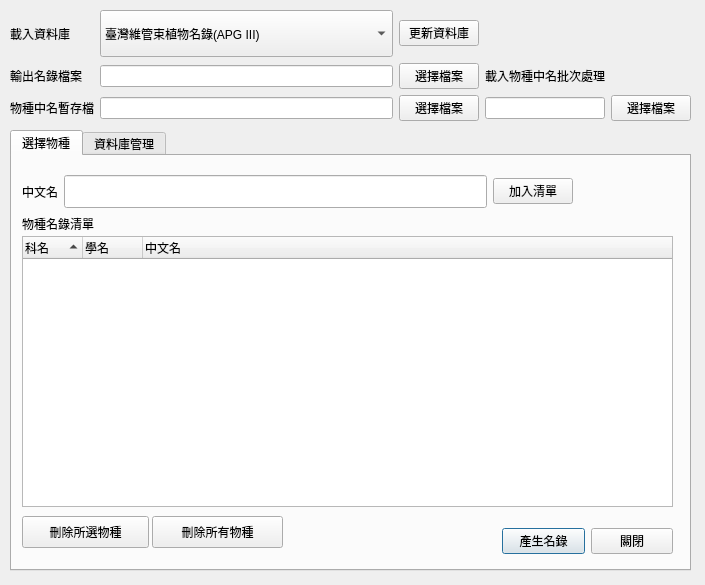
This is src/ui/namegen.ui in TaiBON/checklister as Qt 5 draws it before an edit. The edited form follows.
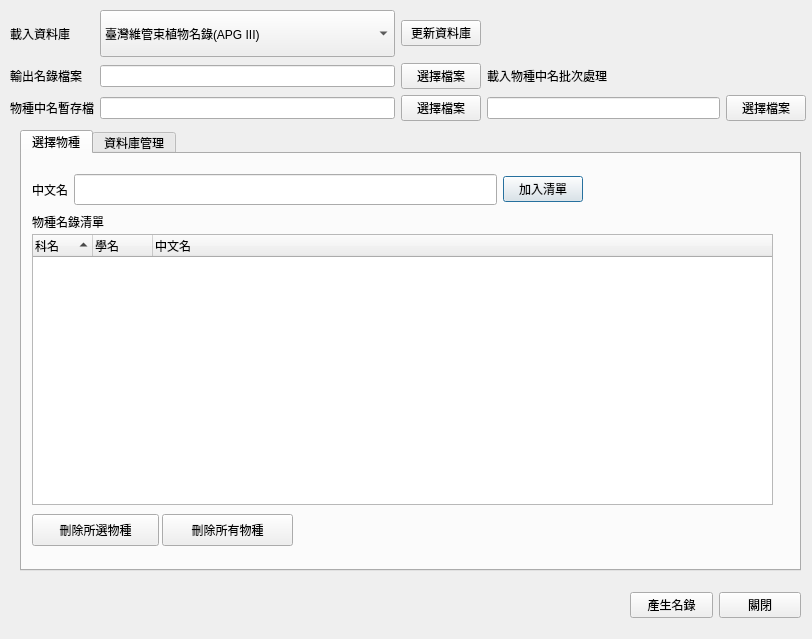
This is the edited form.

```diff
--- a/src/ui/namegen.ui
+++ b/src/ui/namegen.ui
@@ -6,8 +6,8 @@
    <rect>
     <x>0</x>
     <y>0</y>
-    <width>705</width>
-    <height>585</height>
+    <width>812</width>
+    <height>639</height>
    </rect>
   </property>
   <property name="windowTitle">
@@ -16,12 +16,17 @@
   <widget class="QTabWidget" name="tabWidget">
    <property name="geometry">
     <rect>
-     <x>10</x>
+     <x>20</x>
      <y>130</y>
-     <width>681</width>
+     <width>781</width>
      <height>441</height>
     </rect>
    </property>
+   <property name="font">
+    <font>
+     <family>Arial Narrow</family>
+    </font>
+   </property>
    <property name="currentIndex">
     <number>0</number>
    </property>
@@ -34,7 +39,7 @@
       <rect>
        <x>10</x>
        <y>80</y>
-       <width>651</width>
+       <width>741</width>
        <height>271</height>
       </rect>
      </property>
@@ -63,7 +68,7 @@
       <bool>true</bool>
      </attribute>
      <attribute name="headerMinimumSectionSize">
-      <number>2</number>
+      <number>5</number>
      </attribute>
      <attribute name="headerShowSortIndicator" stdset="0">
       <bool>true</bool>
@@ -84,32 +89,6 @@
       </property>
      </column>
     </widget>
-    <widget class="QWidget" name="horizontalLayoutWidget_4">
-     <property name="geometry">
-      <rect>
-       <x>490</x>
-       <y>360</y>
-       <width>171</width>
-       <height>51</height>
-      </rect>
-     </property>
-     <layout class="QHBoxLayout" name="horizontalLayout_4">
-      <item>
-       <widget class="QPushButton" name="butGenerateSp">
-        <property name="text">
-         <string>產生名錄</string>
-        </property>
-       </widget>
-      </item>
-      <item>
-       <widget class="QPushButton" name="butClose1">
-        <property name="text">
-         <string>關閉</string>
-        </property>
-       </widget>
-      </item>
-     </layout>
-    </widget>
     <widget class="QWidget" name="gridLayoutWidget_3">
      <property name="geometry">
       <rect>
@@ -137,8 +116,9 @@
         </property>
         <property name="font">
          <font>
-          <pointsize>16</pointsize>
-          <italic>true</italic>
+          <family>Arial</family>
+          <pointsize>14</pointsize>
+          <italic>false</italic>
          </font>
         </property>
         <property name="toolTip">
@@ -245,7 +225,7 @@
     <rect>
      <x>10</x>
      <y>10</y>
-     <width>681</width>
+     <width>796</width>
      <height>111</height>
     </rect>
    </property>
@@ -355,6 +335,32 @@
     </item>
    </layout>
   </widget>
+  <widget class="QWidget" name="horizontalLayoutWidget_4">
+   <property name="geometry">
+    <rect>
+     <x>630</x>
+     <y>580</y>
+     <width>171</width>
+     <height>51</height>
+    </rect>
+   </property>
+   <layout class="QHBoxLayout" name="horizontalLayout_4">
+    <item>
+     <widget class="QPushButton" name="butGenerateSp">
+      <property name="text">
+       <string>產生名錄</string>
+      </property>
+     </widget>
+    </item>
+    <item>
+     <widget class="QPushButton" name="butClose1">
+      <property name="text">
+       <string>關閉</string>
+      </property>
+     </widget>
+    </item>
+   </layout>
+  </widget>
  </widget>
  <resources/>
  <connections>
```
Left out of the diff: 8 changed lines with no effect on the pictures.
